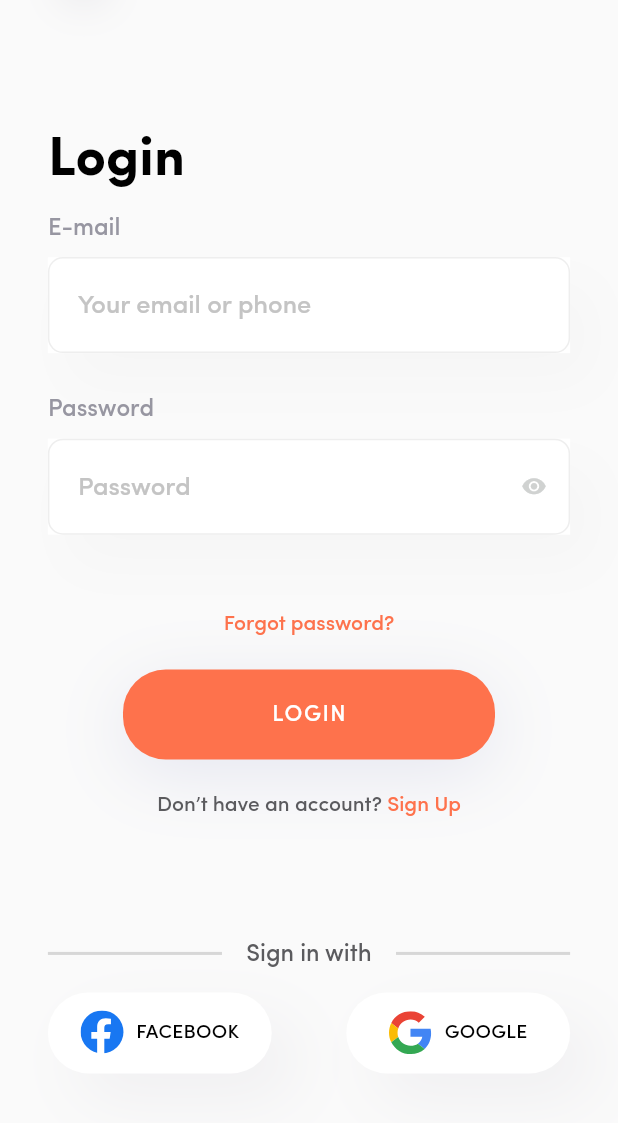
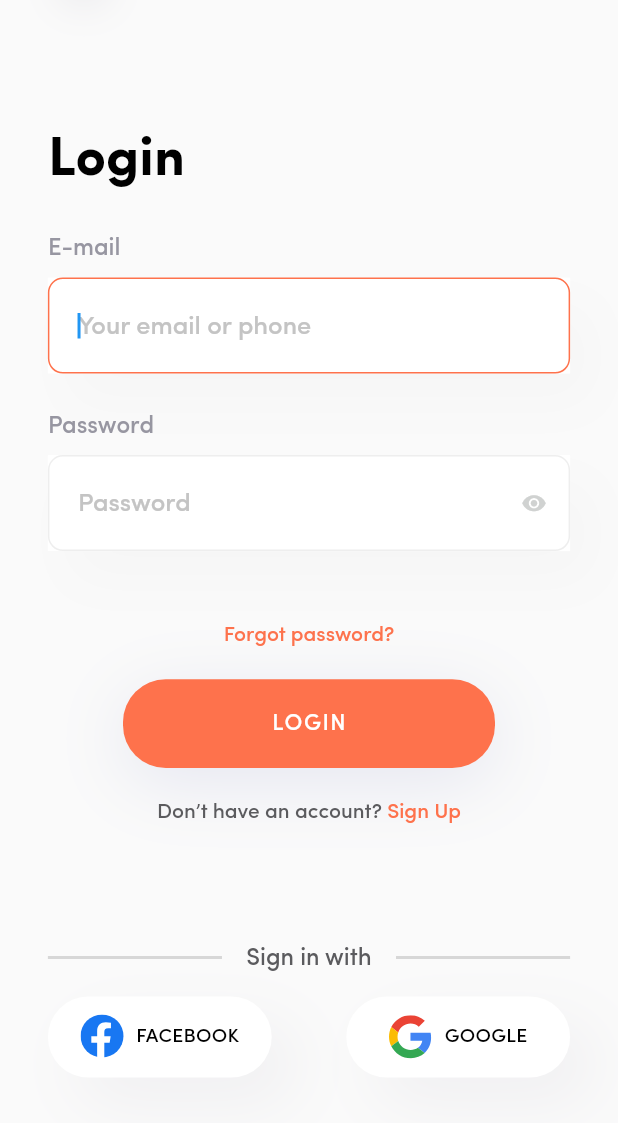
Before and after one commit to TuNinh99/food_app, a Flutter app: the LoginPage screen opened by its route, on a phone screen of 412 x 824 dp, the part 113-1236 px from its top. Run offline on Flutter 3.47's test engine with Material 2 defaults, Android fonts, the light colour scheme and no system bars; our stand-ins replace device_preview, flutter_svg.

Commit message:
Handling logic when keyboard appears

```diff
--- a/lib/main.dart
+++ b/lib/main.dart
@@ -15,6 +15,7 @@ void main() {
       enabled: !kReleaseMode,
       builder: (context) => const FoodApp(), // Wrap your app
     ),
+    // const FoodApp(),
   );
 }
 
--- a/lib/pages/login_page.dart
+++ b/lib/pages/login_page.dart
@@ -1,7 +1,9 @@
 import 'package:flutter/material.dart';
 import 'package:food_app/utils/common_define.dart';
 import 'package:food_app/utils/themes.dart';
+import 'package:food_app/widgets/dismiss_keyboard.dart';
 import 'package:food_app/widgets/header_sign_pages.dart';
+import 'package:food_app/widgets/scrolling_when_keyboard_appear.dart';
 import 'package:food_app/widgets/signin_button_group.dart';
 import 'package:food_app/widgets/text_input_group.dart';
 
@@ -12,18 +14,26 @@ class LoginPage extends StatelessWidget {
   Widget build(BuildContext context) {
     final Size size = MediaQuery.of(context).size;
     return Scaffold(
-      body: Column(
+      resizeToAvoidBottomInset: false,
+      body: DismissKeyboard(
+        child: ScrollingWhenKeyboardAppear(
+          child: Column(
             crossAxisAlignment: CrossAxisAlignment.start,
             children: [
               HeaderSignPages(
                 size: size,
                 isVisibleBackButton: true,
               ),
-          const Spacer(),
+              size.height < 800
+                  ? const SizedBox(
+                      height: 20,
+                    )
+                  : const Spacer(),
               Expanded(
                 flex: 8,
                 child: Padding(
-              padding: EdgeInsets.symmetric(horizontal: size.width * 0.0775),
+                  padding:
+                      EdgeInsets.symmetric(horizontal: size.width * 0.0775),
                   child: Column(
                     crossAxisAlignment: CrossAxisAlignment.start,
                     children: [
@@ -35,6 +45,9 @@ class LoginPage extends StatelessWidget {
                             height: 1.2,
                           ),
                         ),
+                      ),
+                      const SizedBox(
+                        height: 15,
                       ),
                       const Expanded(
                         flex: 2,
@@ -65,7 +78,11 @@ class LoginPage extends StatelessWidget {
                       ),
                       const Expanded(child: _LoginButton()),
                       const Expanded(child: _QuestionText()),
-                  const Spacer(),
+                      size.height < 800
+                          ? const SizedBox(
+                              height: 20,
+                            )
+                          : const Spacer(),
                       const Expanded(
                         flex: 2,
                         child: SignInButtonGroup(
@@ -79,6 +96,8 @@ class LoginPage extends StatelessWidget {
                 ),
               )
             ],
+          ),
+        ),
       ),
     );
   }
--- a/lib/pages/signup_page.dart
+++ b/lib/pages/signup_page.dart
@@ -1,7 +1,9 @@
 import 'package:flutter/material.dart';
 import 'package:food_app/utils/common_define.dart';
 import 'package:food_app/utils/themes.dart';
+import 'package:food_app/widgets/dismiss_keyboard.dart';
 import 'package:food_app/widgets/header_sign_pages.dart';
+import 'package:food_app/widgets/scrolling_when_keyboard_appear.dart';
 import 'package:food_app/widgets/signin_button_group.dart';
 import 'package:food_app/widgets/text_input_group.dart';
 
@@ -13,8 +15,11 @@ class SignUpPage extends StatelessWidget {
     final Size size = MediaQuery.of(context).size;
     return Scaffold(
       backgroundColor: kColorWhite,
-      body: Center(
+      // resizeToAvoidBottomInset: false,
+      body: DismissKeyboard(
+        child: ScrollingWhenKeyboardAppear(
           child: Column(
+            mainAxisSize: MainAxisSize.max,
             crossAxisAlignment: CrossAxisAlignment.start,
             children: [
               HeaderSignPages(size: size),
@@ -24,7 +29,8 @@ class SignUpPage extends StatelessWidget {
               Expanded(
                 flex: 10,
                 child: Padding(
-                padding: EdgeInsets.symmetric(horizontal: size.width * 0.0775),
+                  padding:
+                      EdgeInsets.symmetric(horizontal: size.width * 0.0775),
                   child: Column(
                     crossAxisAlignment: CrossAxisAlignment.start,
                     children: [
@@ -80,6 +86,7 @@ class SignUpPage extends StatelessWidget {
                 ),
               ),
             ],
+          ),
         ),
       ),
     );
--- /dev/null
+++ b/lib/widgets/dismiss_keyboard.dart
@@ -0,0 +1,21 @@
+import 'package:flutter/widgets.dart';
+
+class DismissKeyboard extends StatelessWidget {
+  const DismissKeyboard({super.key, required this.child});
+
+  final Widget child;
+
+  @override
+  Widget build(BuildContext context) {
+    return GestureDetector(
+      onTap: () {
+        FocusScopeNode currentFocus = FocusScope.of(context);
+        if (!currentFocus.hasPrimaryFocus &&
+            currentFocus.focusedChild != null) {
+          FocusManager.instance.primaryFocus?.unfocus();
+        }
+      },
+      child: child,
+    );
+  }
+}
--- /dev/null
+++ b/lib/widgets/scrolling_when_keyboard_appear.dart
@@ -0,0 +1,33 @@
+/*
+  Scrolling screen when keyboard is appears to help Flutter widget not resize
+*/
+
+import 'package:flutter/widgets.dart';
+
+class ScrollingWhenKeyboardAppear extends StatelessWidget {
+  const ScrollingWhenKeyboardAppear({super.key, required this.child});
+
+  final Widget child;
+
+  @override
+  Widget build(BuildContext context) {
+    final Size size = MediaQuery.of(context).size;
+    return SingleChildScrollView(
+      //Creates scroll physics that prevent the scroll offset from exceeding the bounds of the content.
+      physics: const ClampingScrollPhysics(),
+      child: SizedBox(
+        height: size.height,
+        child: child,
+      ),
+      // child: ConstrainedBox(
+      //   constraints: BoxConstraints(
+      //     minWidth: size.width,
+      //     minHeight: size.height,
+      //   ),
+      //   child: IntrinsicHeight(
+      //     child: child,
+      //   ),
+      // ),
+    );
+  }
+}
--- a/lib/widgets/text_input_group.dart
+++ b/lib/widgets/text_input_group.dart
@@ -48,9 +48,8 @@ class TextInputGroupState extends State<TextInputGroup> {
             ],
           ),
           child: TextFormField(
-            keyboardType: widget.inputType == InputType.Email
-                ? TextInputType.emailAddress
-                : TextInputType.none,
+            autofocus: true,
+            focusNode: FocusNode(),
             obscureText: widget.inputType == InputType.Password
                 ? _isHidePassword
                 : false,
```
Lines whose indentation alone changed are shown as unchanged.
